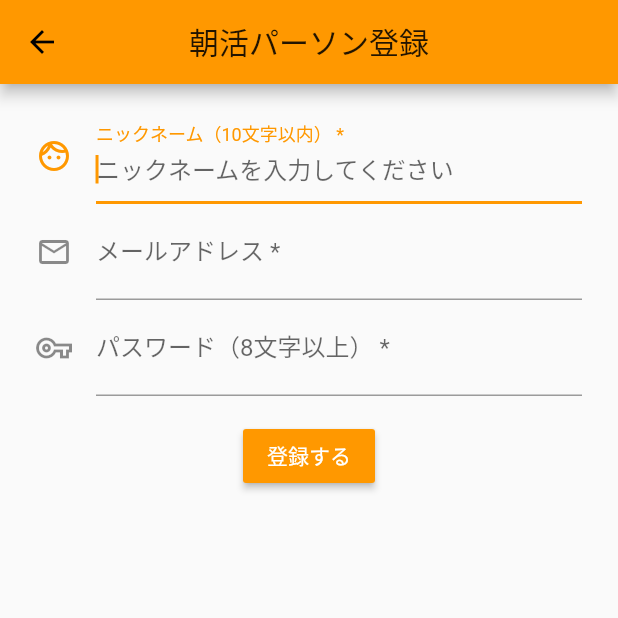
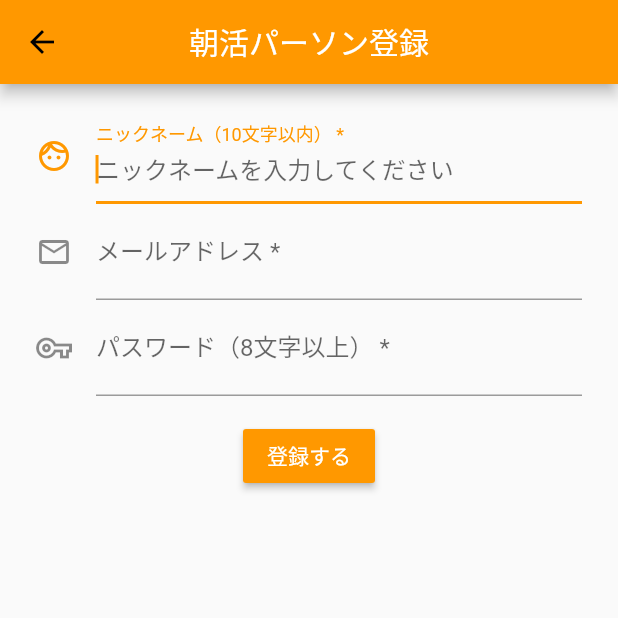
Before and after one commit to bestriser/ohayo_post_app, a Flutter app: the screen it shows after launch, after a tap on "登録", on a phone screen of 412 x 824 dp, the top half of it. Run offline on Flutter 3.47's test engine with Material 2 defaults, Android fonts, the phone set to English and light mode, and no system bars; our stand-ins replace cloud_firestore, firebase_auth, firebase_core; accounts and stored records are empty.

Commit message:
#20 AppBarのcenterTitleとタイトルの色設定をThemeDataに移動した 参考：テーマを使用してAppBarのテキストの色、FABのアイコンの色を普遍的に変更する方法は？ https://www.it-swarm-ja.tech/ja/flutter/%E3%83%86%E3%83%BC%E3%83%9E%E3%82%92%E4%BD%BF%E7%94%A8%E3%81%97%E3%81%A6appbar%E3%81%AE%E3%83%86%E3%82%AD%E3%82%B9%E3%83%88%E3%81%AE%E8%89%B2%E3%80%81fab%E3%81%AE%E3%82%A2%E3%82%A4%E3%82%B3%E3%83%B3%E3%81%AE%E8%89%B2%E3%82%92%E6%99%AE%E9%81%8D%E7%9A%84%E3%81%AB%E5%A4%89%E6%9B%B4%E3%81%99%E3%82%8B%E6%96%B9%E6%B3%95%E3%81%AF%EF%BC%9F/838411492/

```diff
--- a/lib/app.dart
+++ b/lib/app.dart
@@ -14,6 +14,9 @@ class App extends StatelessWidget {
       theme: ThemeData(
         primarySwatch: Colors.orange,
         visualDensity: VisualDensity.adaptivePlatformDensity,
+        appBarTheme: AppBarTheme(centerTitle: true),
+        primaryTextTheme:
+            Theme.of(context).primaryTextTheme.apply(bodyColor: Colors.white),
       ),
       // DynamicTypeを無効
       builder: (BuildContext context, Widget child) {
--- a/lib/screen/home/home_screen.dart
+++ b/lib/screen/home/home_screen.dart
@@ -16,10 +16,7 @@ class HomeScreen extends StatelessWidget {
     final counterNtf = Provider.of<CounterNotifier>(context);
 
     return Scaffold(
-      appBar: AppBar(
-        title: Text(title),
-        centerTitle: true,
-      ),
+      appBar: AppBar(title: Text(title)),
       body: Center(
         child: Column(
           mainAxisAlignment: MainAxisAlignment.center,
--- a/lib/screen/login/login_screen.dart
+++ b/lib/screen/login/login_screen.dart
@@ -9,10 +9,7 @@ class LoginScreen extends StatelessWidget {
   @override
   Widget build(BuildContext context) {
     return Scaffold(
-      appBar: AppBar(
-        title: Text('ログイン'),
-        centerTitle: true,
-      ),
+      appBar: AppBar(title: Text('ログイン')),
       body: LoginScreenForm(),
     );
   }
--- a/lib/screen/registration/registration_screen.dart
+++ b/lib/screen/registration/registration_screen.dart
@@ -9,10 +9,7 @@ class RegistrationScreen extends StatelessWidget {
   @override
   Widget build(BuildContext context) {
     return Scaffold(
-      appBar: AppBar(
-        title: Text('朝活パーソン登録'),
-        centerTitle: true,
-      ),
+      appBar: AppBar(title: Text('朝活パーソン登録')),
       body: RegistrationForm(),
     );
   }
```
